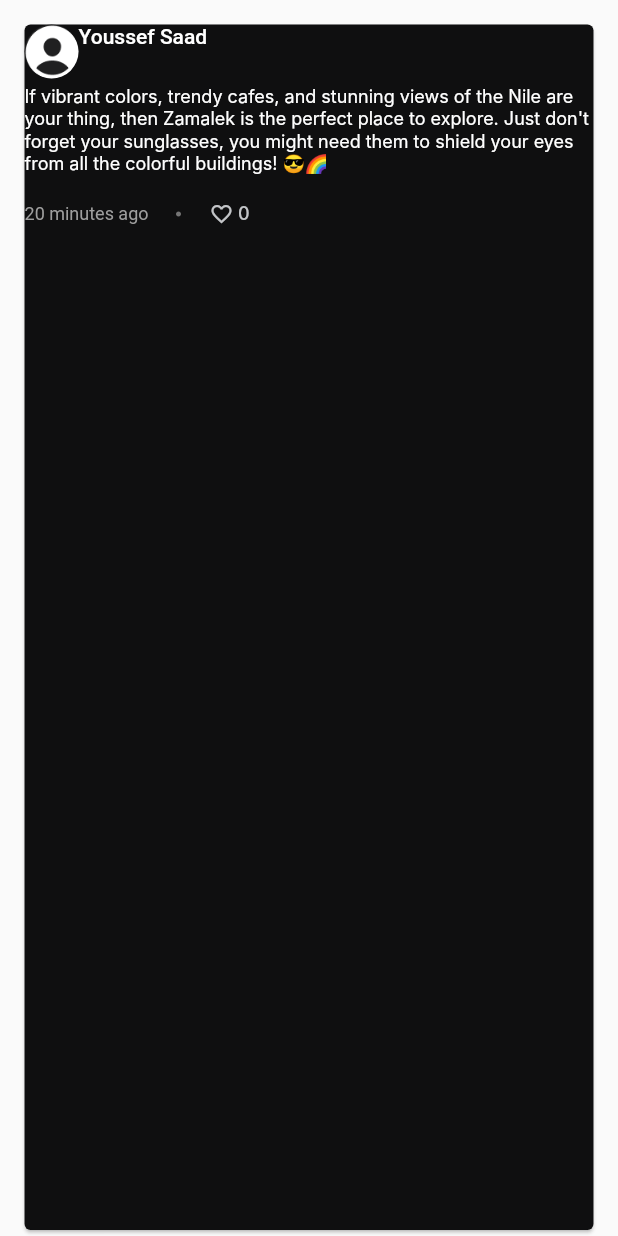
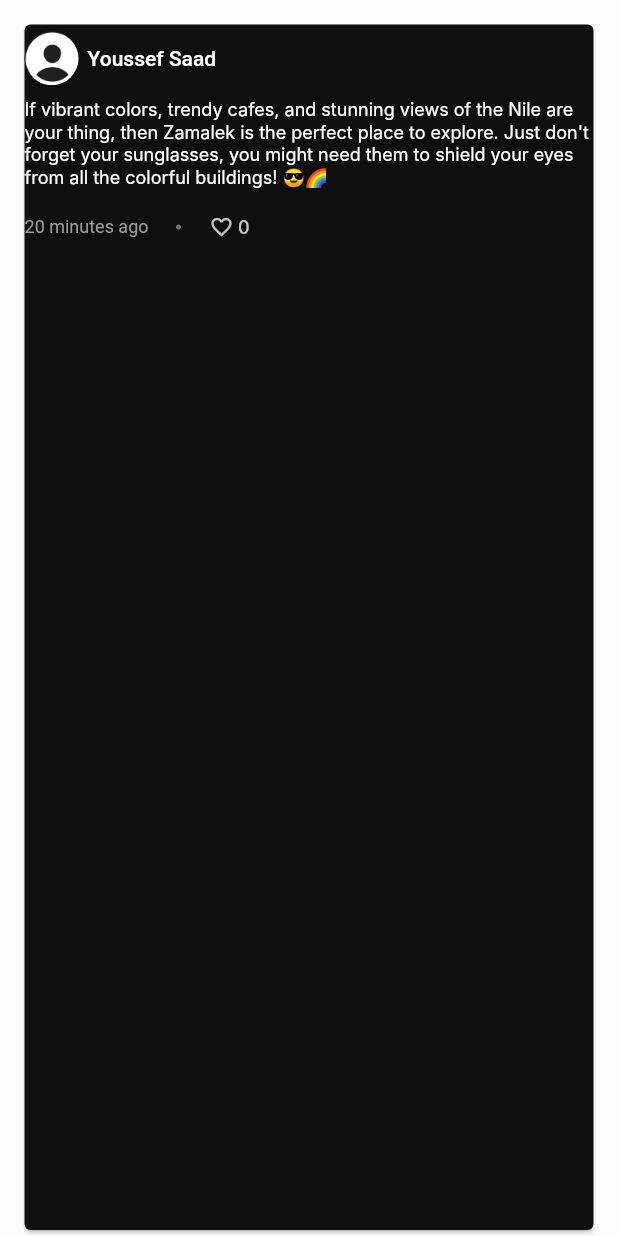
Before and after one commit to skittlesaur/cleotour, a Flutter app: the Comment widget shown alone on an empty page, opened directly, on a phone screen of 412 x 824 dp. Run offline on Flutter 3.47's test engine with Material 2 defaults, Android fonts, the phone set to English and light mode, and no system bars; network calls fail; Roboto replaces fonts that are missing (Inter).

Commit message:
fixed a problem with the alignment

```diff
--- a/lib/widgets/common/comment.dart
+++ b/lib/widgets/common/comment.dart
@@ -34,9 +34,12 @@ class _CommentState extends State<Comment> {
       child: Card(
         color: Color.fromRGBO(15, 15, 16, 1),
         child: Column(
+          crossAxisAlignment: CrossAxisAlignment.start,
+          mainAxisAlignment: MainAxisAlignment.start,
           children: [
             Row(
-              crossAxisAlignment: CrossAxisAlignment.start,
+              crossAxisAlignment: CrossAxisAlignment.center,
+              mainAxisAlignment: MainAxisAlignment.start,
               children: [
                 const CircleAvatar(
                   backgroundImage: AssetImage('assets/image.png'),
@@ -46,6 +49,7 @@ class _CommentState extends State<Comment> {
                   radius: 18,
                   backgroundColor: Color.fromRGBO(32, 32, 33, 1),
                 ),
+                SizedBox(width: 6),
                 Text(
                   widget.author,
                   style: TextStyle(
@@ -54,15 +58,17 @@ class _CommentState extends State<Comment> {
                     color: Colors.white,
                   ),
                 ),
-                //SizedBox(height: 100)
+                SizedBox(height: 45)
               ],
             ),
             //const SizedBox(width: 8),
-            Align(child: Column(
-              //crossAxisAlignment: CrossAxisAlignment.start,
+            Align(alignment:Alignment.centerLeft, child: Column(
+              crossAxisAlignment: CrossAxisAlignment.start,
+              mainAxisAlignment: MainAxisAlignment.start,
               children: [
                 const SizedBox(height: 4),
                 Text(
+                  textAlign: TextAlign.left,
                   widget.comment,
                   style: TextStyle(
                     fontFamily: 'Inter',
```
